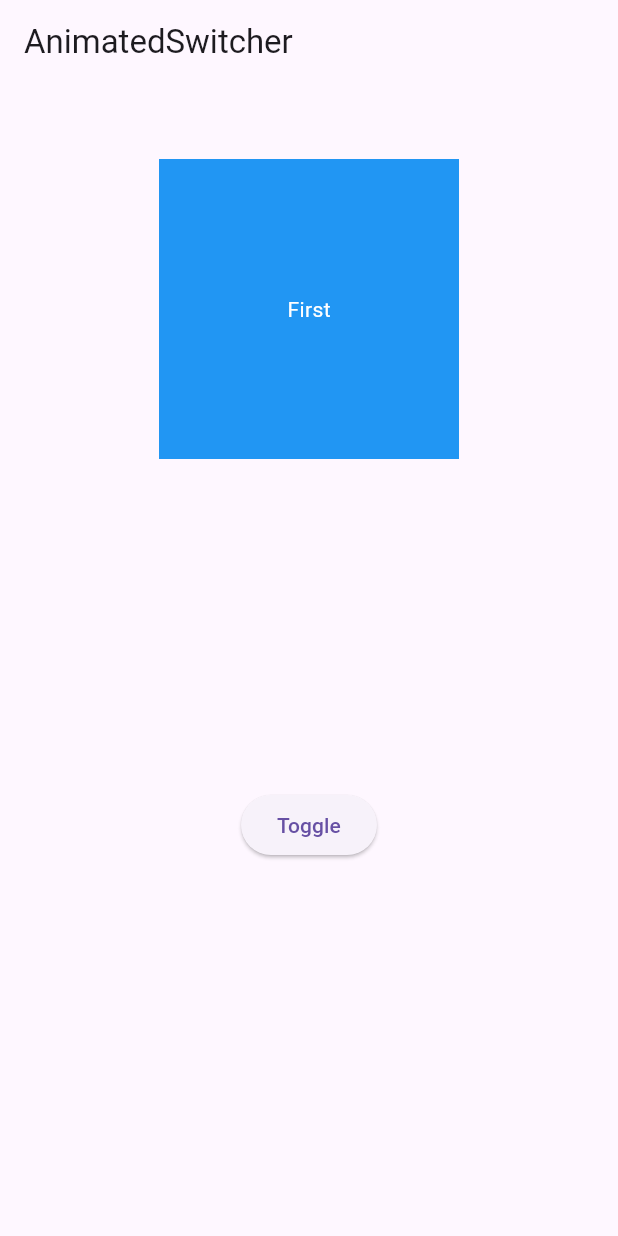
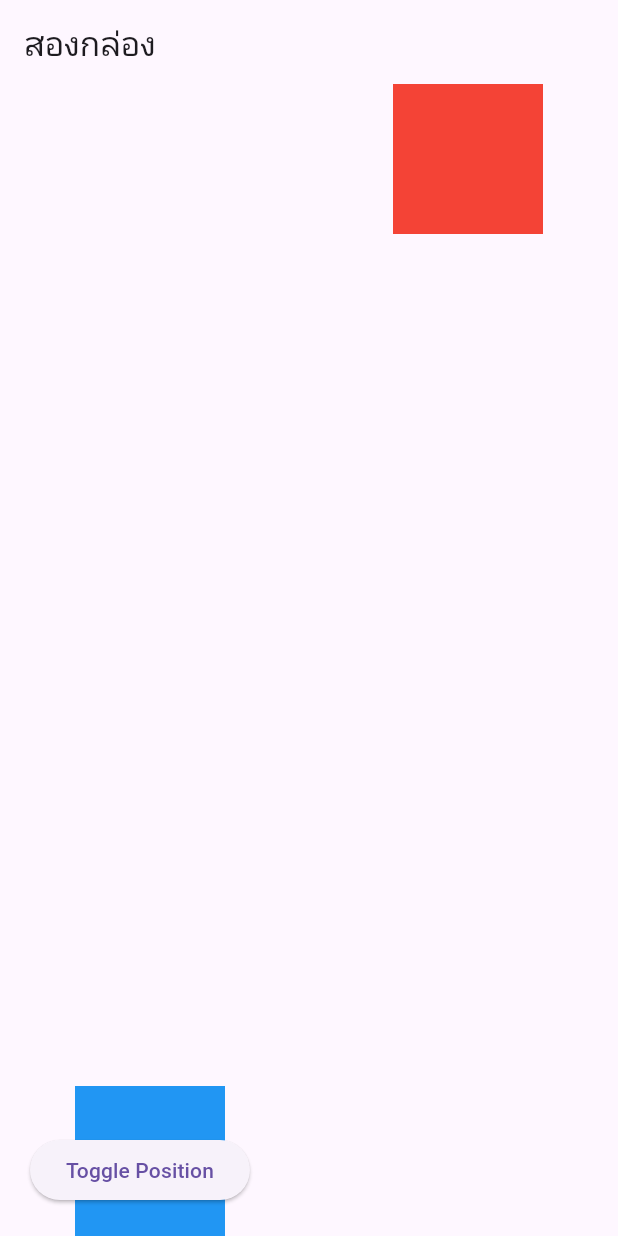
Before and after one commit to tiwpeter/Qr-CodeProject, a Flutter app: the screen it shows after launch, on a phone screen of 412 x 824 dp. Run offline on Flutter 3.47's test engine with Material 3 defaults, Android fonts, the phone set to English and light mode, and no system bars; our stand-ins replace fl_chart, image_picker, lottie, sqflite; missing offline and left inert: google_ml_kit; accounts and stored records are empty.

Commit message:
AnimatedSwitcher2curve

```diff
--- a/lib/main.dart
+++ b/lib/main.dart
@@ -9,78 +9,62 @@ class MyApp extends StatelessWidget {
   Widget build(BuildContext context) {
     return MaterialApp(
       home: Scaffold(
-        appBar: AppBar(title: Text('AnimatedSwitcher')),
-        body: AnimatedSwitcherExample(),
+        appBar: AppBar(title: Text('สองกล่อง')),
+        body: AnimatedBoxExample(),
       ),
     );
   }
 }
 
-class AnimatedSwitcherExample extends StatefulWidget {
+class AnimatedBoxExample extends StatefulWidget {
   @override
-  _AnimatedSwitcherExampleState createState() =>
-      _AnimatedSwitcherExampleState();
+  _AnimatedBoxExampleState createState() => _AnimatedBoxExampleState();
 }
 
-class _AnimatedSwitcherExampleState extends State<AnimatedSwitcherExample> {
-  bool _showFirst = true;
+class _AnimatedBoxExampleState extends State<AnimatedBoxExample> {
+  bool _isMoved = false;
 
-  void _toggleWidget() {
+  void _togglePosition() {
     setState(() {
-      _showFirst = !_showFirst;
+      _isMoved = !_isMoved;
     });
   }
 
   @override
   Widget build(BuildContext context) {
-    return Center(
-      child: Column(
-        mainAxisAlignment: MainAxisAlignment.center,
-        children: [
-          AnimatedSwitcher(
-            duration: Duration(seconds: 1),
-            child: _showFirst
-                ? Container(
-                    key: ValueKey(1),
-                    width: 200,
-                    height: 200,
-                    color: Colors.blue,
-                    alignment: Alignment.center,
-                    child: Text('First', style: TextStyle(color: Colors.white)),
-                  )
-                : Container(
-                    key: ValueKey(2),
-                    width: 200,
-                    height: 200,
-                    color: Colors.red,
-                    alignment: Alignment.center,
-                    child:
-                        Text('Second', style: TextStyle(color: Colors.white)),
-                  ),
-            transitionBuilder: (child, animation) {
-              return FadeTransition(
-                opacity: animation,
-                child: SlideTransition(
-                  position: Tween<Offset>(
-                    begin: Offset(0, 0.5), // เริ่มจากด้านล่าง
-                    end: Offset(0, -1), // เลื่อนขึ้นไปหาตำแหน่ง AppBar
-                  ).animate(animation),
-                  child: ScaleTransition(
-                    scale:
-                        Tween<double>(begin: 0.5, end: 1.0).animate(animation),
-                    child: child,
-                  ),
-                ),
-              );
-            },
+    return Stack(
+      children: [
+        AnimatedPositioned(
+          duration: Duration(seconds: 1),
+          curve: Curves.easeInOut,
+          top: _isMoved ? 50 : 0, // เลื่อนกล่องแดงขึ้น
+          right: _isMoved ? 0 : 50, // เลื่อนกล่องแดงไปทางขวา
+          child: Container(
+            width: 100,
+            height: 100,
+            color: Colors.red, // กล่องแดง
           ),
-          SizedBox(height: 20),
-          ElevatedButton(
-            onPressed: _toggleWidget,
-            child: Text('Toggle'),
+        ),
+        AnimatedPositioned(
+          duration: Duration(seconds: 1),
+          curve: Curves.easeInOut,
+          bottom: _isMoved ? 50 : 0, // เลื่อนกล่องฟ้าขึ้น
+          left: _isMoved ? 0 : 50, // เลื่อนกล่องฟ้าไปทางซ้าย
+          child: Container(
+            width: 100,
+            height: 100,
+            color: Colors.blue, // กล่องฟ้า
           ),
-        ],
-      ),
+        ),
+        Positioned(
+          bottom: 20,
+          left: 20,
+          child: ElevatedButton(
+            onPressed: _togglePosition,
+            child: Text('Toggle Position'),
+          ),
+        ),
+      ],
     );
   }
 }
```
